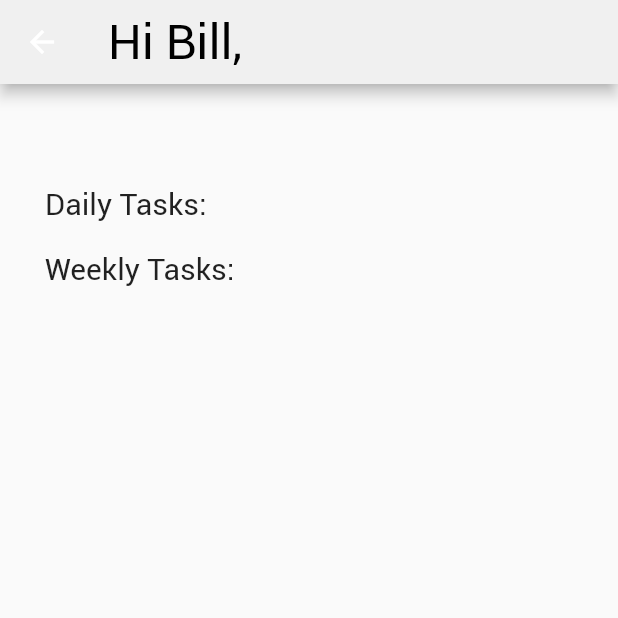
After one commit to andrewwu-dev/Fitdle_App, a Flutter app: the HomeScreen screen opened directly, on a phone screen of 412 x 824 dp, the top half of it. The commit adds this screen. Run offline on Flutter 3.47's test engine with Material 2 defaults, Android fonts, the phone set to English and light mode, and no system bars; our stand-ins replace firebase_core; accounts and stored records are empty.

Commit message:
dashboard stuff

```diff
--- a/Fitdle/lib/constants/font_size.dart
+++ b/Fitdle/lib/constants/font_size.dart
@@ -1,5 +1,7 @@
 const double h1 = 40;
 const double h2 = 32;
+const double h3 = 24;
+const double h4 = 20;
 const double hint = 14;
 const double button = 20;
 const double body = 16;
--- a/Fitdle/lib/constants/strings.dart
+++ b/Fitdle/lib/constants/strings.dart
@@ -24,3 +24,18 @@ const lastName = "Last name";
 
 // Birthday
 const birthdayPrompt = "What is your birthday?";
+
+// Home
+const hi = "Hi";
+const dailyTasks = "Daily Tasks:";
+const weeklyTasks = "Weekly Tasks:";
+const points = "Points:";
+
+// Analytics
+const analytics = "Analytics";
+
+// Redeem
+const redeem = "Redeem";
+
+// Settings
+const settings = "Settings";
--- a/Fitdle/lib/main.dart
+++ b/Fitdle/lib/main.dart
@@ -2,6 +2,7 @@ import 'package:fitdle/scene/login/login_screen.dart';
 import 'package:fitdle/scene/signup/birthday_screen.dart';
 import 'package:fitdle/scene/signup/create_account_screen.dart';
 import 'package:fitdle/scene/signup/personal_info_screen.dart';
+import 'package:fitdle/scene/dashboard/dashboard_screen.dart';
 import 'package:flutter/material.dart';
 import 'package:firebase_core/firebase_core.dart';
 import 'firebase_options.dart';
@@ -27,7 +28,8 @@ class Fitdle extends StatelessWidget {
         'login': (context) => const LoginScreen(),
         'create_account': (context) => const CreateAccountScreen(),
         'personal_info': (context) => const PersonalInfoScreen(),
-        'birthday': (context) => const BirthdayScreen()
+        'birthday': (context) => const BirthdayScreen(),
+        'dashboard': (context) => const DashboardScreen()
       },
     );
   }
--- /dev/null
+++ b/Fitdle/lib/scene/dashboard/home_screen.dart
@@ -0,0 +1,43 @@
+import 'package:fitdle/constants+utility.dart';
+
+class HomeScreen extends StatefulWidget {
+  const HomeScreen({Key? key}) : super(key: key);
+
+  @override
+  State<HomeScreen> createState() => _HomeScreenState();
+}
+
+class _HomeScreenState extends State<HomeScreen> {
+  @override
+  Widget build(BuildContext context) {
+    Size size = MediaQuery.of(context).size;
+    return Scaffold(
+      resizeToAvoidBottomInset: false,
+      appBar: AppBar(
+        centerTitle: false,
+        backgroundColor: const Color.fromARGB(255, 240, 240, 240),
+        title: const Text(
+                "$hi Bill,",
+                style: TextStyle(fontFamily: 'Roboto', fontSize: h2, color: Colors.black),
+            ),
+      ),
+      body: Container(
+        alignment: Alignment.topLeft,
+        padding: EdgeInsets.only(
+            top: size.height / 12, left: regular, right: regular),
+        child:
+            Column(crossAxisAlignment: CrossAxisAlignment.stretch, children: const [
+            Text(
+                dailyTasks,
+                style: TextStyle(fontFamily: 'Roboto', fontSize: h4)
+            ),
+            SizedBox(height: 20),
+            Text(
+                weeklyTasks,
+                style: TextStyle(fontFamily: 'Roboto', fontSize: h4)
+            )
+        ]),
+      ),
+    );
+  }
+}
--- a/Fitdle/lib/scene/login/login_screen.dart
+++ b/Fitdle/lib/scene/login/login_screen.dart
@@ -50,7 +50,7 @@ class _LoginScreenState extends State<LoginScreen> {
                     style: TextStyle(fontFamily: 'Roboto', fontSize: hint)
                 ),
               ),
-              SizedBox(height: regular),
+              const SizedBox(height: regular),
               CupertinoButton(
                   color: Colors.purple,
                   onPressed: () {},   // TODO: Add button function
@@ -65,7 +65,7 @@ class _LoginScreenState extends State<LoginScreen> {
               Row(
                 mainAxisAlignment: MainAxisAlignment.center,
                 children: [
-                  Text(
+                  const Text(
                       noAccount
                   ),
                   TextButton(
@@ -76,7 +76,7 @@ class _LoginScreenState extends State<LoginScreen> {
                       onPressed: signupButtonPressed,
                       child: const Text(
                         signup,
-                        style: const TextStyle(fontFamily: 'Roboto',
+                        style: TextStyle(fontFamily: 'Roboto',
                             fontSize: hint,
                             color: Colors.purple),
                       )
```
Also changed, not shown: Fitdle/lib/scene/dashboard/analytics_screen.dart (added, +35 -0 lines), Fitdle/lib/scene/dashboard/dashboard_screen.dart (added, +71 -0 lines), Fitdle/lib/scene/dashboard/redeem_screen.dart (added, +35 -0 lines), Fitdle/lib/scene/dashboard/settings_screen.dart (added, +35 -0 lines), Fitdle/lib/scene/signup/birthday_screen.dart (+0 -19 lines), 6 other files.
